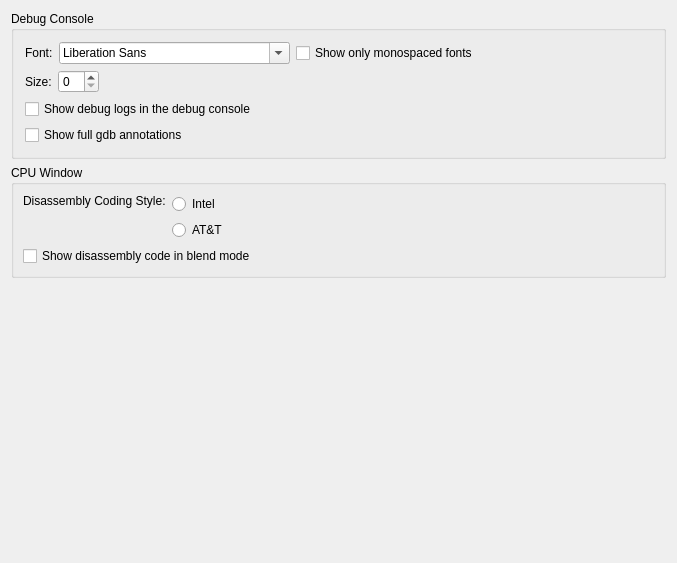
First picture: the form in RedPandaIDE/settingsdialog/debuggeneralwidget.ui, repository royqh1979/RedPanda-CPP, before the edit.
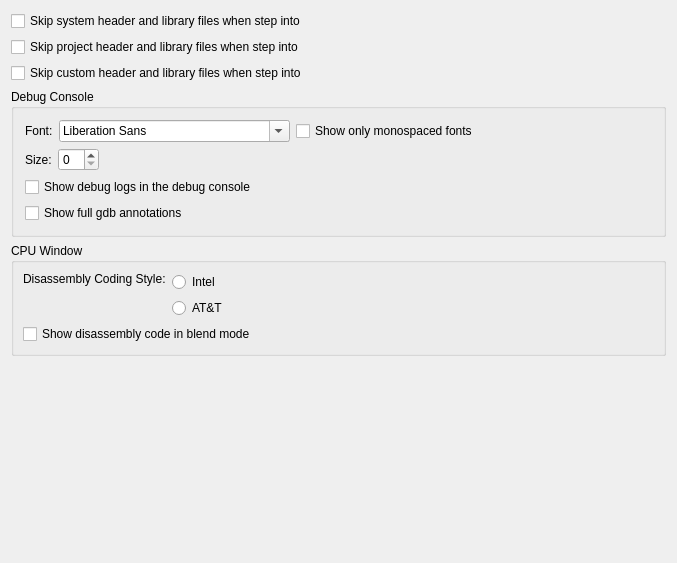
Second picture: the form after the edit.

Commit message: - fix: when press shift, completion popu window will hide  - enhancement: options in debugger setting widget, to skip system/project/custom header&project files when step into

The edit to the form file:
```diff
--- a/RedPandaIDE/settingsdialog/debuggeneralwidget.ui
+++ b/RedPandaIDE/settingsdialog/debuggeneralwidget.ui
@@ -14,6 +14,27 @@
    <string>Form</string>
   </property>
   <layout class="QVBoxLayout" name="verticalLayout">
+   <item>
+    <widget class="QCheckBox" name="chkSkipSystemLib">
+     <property name="text">
+      <string>Skip system header and library files when step into</string>
+     </property>
+    </widget>
+   </item>
+   <item>
+    <widget class="QCheckBox" name="chkSkipProjectLib">
+     <property name="text">
+      <string>Skip project header and library files when step into</string>
+     </property>
+    </widget>
+   </item>
+   <item>
+    <widget class="QCheckBox" name="chkSkipCustomLib">
+     <property name="text">
+      <string>Skip custom header and library files when step into</string>
+     </property>
+    </widget>
+   </item>
    <item>
     <widget class="QGroupBox" name="groupBox">
      <property name="title">
```
The commit also changes 9 other files.
